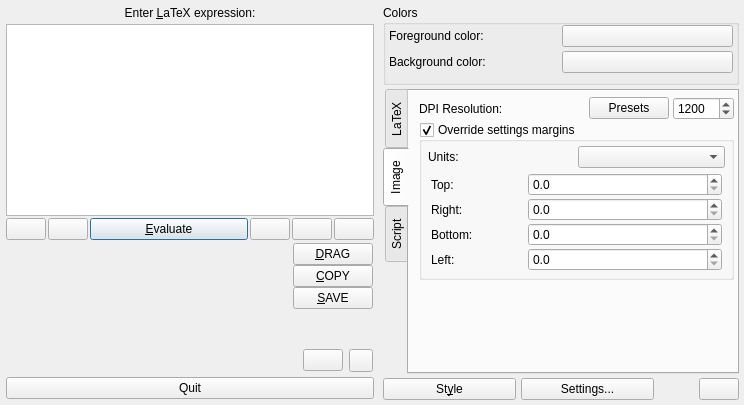
The window that src/klfmainwin.ui (CryFeiFei/klatexformula) describes before a commit, drawn with Qt 5.
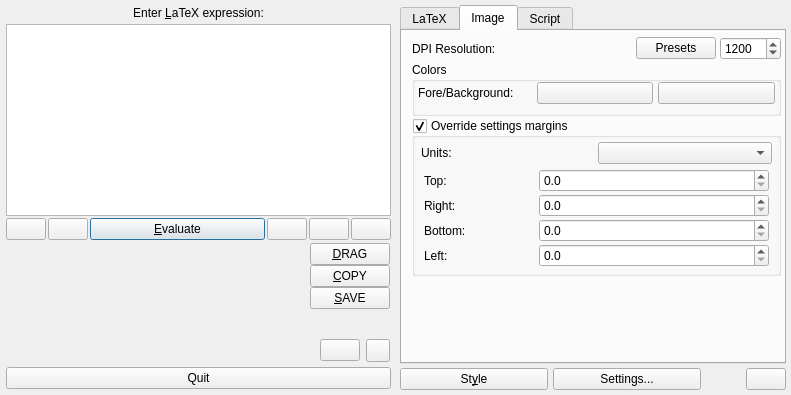
The same window after the commit. The open tabs and pages were chosen to show the change. Icons and pictures are not drawn. Custom widgets are drawn as their Qt base class.

Commit message: * plugins now in .klatexformula/plugins/sysarch_***/klf***/ with sysarch string containing   OS and Arch for which the plugin was compiled for. Compatible with Mac OS X Universal binaries. * main window details frame widgets reorganized * bugfixes (quite a few!) * color dialog works again * systrayicon no longer freezes after hiding all windows... * API Changes & enhancements, KLFSysInfo::arch() now returns current running arch (TODO: MS Win code!!) * Tweaks to CMake build system

What changed in the file:
```diff
--- a/src/klfmainwin.ui
+++ b/src/klfmainwin.ui
@@ -8,8 +8,8 @@
    <rect>
     <x>0</x>
     <y>0</y>
-    <width>744</width>
-    <height>405</height>
+    <width>791</width>
+    <height>395</height>
    </rect>
   </property>
   <property name="windowTitle">
@@ -534,68 +534,10 @@
        <property name="margin">
         <number>3</number>
        </property>
-       <item>
-        <widget class="QGroupBox" name="gbxColors">
-         <property name="title">
-          <string>Colors</string>
-         </property>
-         <layout class="QGridLayout" name="lyt_gbxColors">
-          <property name="topMargin">
-           <number>0</number>
-          </property>
-          <property name="bottomMargin">
-           <number>9</number>
-          </property>
-          <property name="verticalSpacing">
-           <number>4</number>
-          </property>
-          <item row="0" column="0">
-           <widget class="QLabel" name="lblFg">
-            <property name="text">
-             <string>Foreground color:</string>
-            </property>
-            <property name="wordWrap">
-             <bool>false</bool>
-            </property>
-           </widget>
-          </item>
-          <item row="0" column="1">
-           <widget class="KLFColorChooser" name="colFg">
-            <property name="alphaEnabled" stdset="0">
-             <bool>false</bool>
-            </property>
-           </widget>
-          </item>
-          <item row="1" column="0">
-           <widget class="QLabel" name="lblBg">
-            <property name="text">
-             <string>Background color:</string>
-            </property>
-            <property name="wordWrap">
-             <bool>false</bool>
-            </property>
-           </widget>
-          </item>
-          <item row="1" column="1">
-           <widget class="KLFColorChooser" name="colBg">
-            <property name="allowDefaultState" stdset="0">
-             <bool>true</bool>
-            </property>
-            <property name="defaultStateString" stdset="0">
-             <string extracomment="background color selector">Transparent</string>
-            </property>
-            <property name="alphaEnabled" stdset="0">
-             <bool>false</bool>
-            </property>
-           </widget>
-          </item>
-         </layout>
-        </widget>
-       </item>
        <item>
         <widget class="QTabWidget" name="tabsOptions">
          <property name="tabPosition">
-          <enum>QTabWidget::West</enum>
+          <enum>QTabWidget::North</enum>
          </property>
          <property name="currentIndex">
           <number>0</number>
@@ -719,56 +661,7 @@
            <property name="bottomMargin">
             <number>6</number>
            </property>
-           <item row="0" column="0" colspan="3">
-            <layout class="QHBoxLayout" name="lytDPIInput" stretch="1,0,0">
-             <property name="spacing">
-              <number>4</number>
-             </property>
-             <property name="leftMargin">
-              <number>0</number>
-             </property>
-             <item>
-              <widget class="QLabel" name="lblDPI">
-               <property name="text">
-                <string>DPI Resolution:</string>
-               </property>
-               <property name="wordWrap">
-                <bool>false</bool>
-               </property>
-              </widget>
-             </item>
-             <item>
-              <widget class="QPushButton" name="btnDPIPresets">
-               <property name="sizePolicy">
-                <sizepolicy hsizetype="Fixed" vsizetype="Fixed">
-                 <horstretch>0</horstretch>
-                 <verstretch>0</verstretch>
-                </sizepolicy>
-               </property>
-               <property name="text">
-                <string>Presets</string>
-               </property>
-              </widget>
-             </item>
-             <item>
-              <widget class="QSpinBox" name="spnDPI">
-               <property name="minimum">
-                <number>10</number>
-               </property>
-               <property name="maximum">
-                <number>10000</number>
-               </property>
-               <property name="singleStep">
-                <number>50</number>
-               </property>
-               <property name="value">
-                <number>1200</number>
-               </property>
-              </widget>
-             </item>
-            </layout>
-           </item>
-           <item row="2" column="0">
+           <item row="4" column="0" colspan="2">
             <spacer name="verticalSpacer">
              <property name="orientation">
               <enum>Qt::Vertical</enum>
@@ -781,7 +674,7 @@
              </property>
             </spacer>
            </item>
-           <item row="1" column="0" colspan="3">
+           <item row="3" column="0" colspan="2">
             <widget class="QGroupBox" name="gbxOverrideMargins">
              <property name="title">
               <string>Override settings margins</string>
@@ -944,6 +837,146 @@
              </layout>
             </widget>
            </item>
+           <item row="1" column="0" colspan="2">
+            <widget class="QGroupBox" name="gbxColors">
+             <property name="title">
+              <string>Colors</string>
+             </property>
+             <layout class="QGridLayout" name="lyt_gbxColors">
+              <property name="topMargin">
+               <number>0</number>
+              </property>
+              <property name="bottomMargin">
+               <number>9</number>
+              </property>
+              <property name="verticalSpacing">
+               <number>4</number>
+              </property>
+              <item row="0" column="0">
+               <widget class="QLabel" name="lblFg">
+                <property name="text">
+                 <string>Fore/Background:</string>
+                </property>
+                <property name="wordWrap">
+                 <bool>false</bool>
+                </property>
+               </widget>
+              </item>
+              <item row="0" column="1">
+               <widget class="KLFColorChooser" name="colFg">
+                <property name="minimumSize">
+                 <size>
+                  <width>45</width>
+                  <height>0</height>
+                 </size>
+                </property>
+                <property name="showSize">
+                 <size>
+                  <width>20</width>
+                  <height>20</height>
+                 </size>
+                </property>
+                <property name="allowDefaultState">
+                 <bool>false</bool>
+                </property>
+                <property name="alphaEnabled">
+                 <bool>false</bool>
+                </property>
+               </widget>
+              </item>
+              <item row="0" column="3">
+               <widget class="KLFColorChooser" name="colBg">
+                <property name="minimumSize">
+                 <size>
+                  <width>45</width>
+                  <height>0</height>
+                 </size>
+                </property>
+                <property name="showSize">
+                 <size>
+                  <width>20</width>
+                  <height>20</height>
+                 </size>
+                </property>
+                <property name="allowDefaultState">
+                 <bool>true</bool>
+                </property>
+                <property name="defaultStateString">
+                 <string extracomment="background color selector">Transparent</string>
+                </property>
+                <property name="alphaEnabled">
+                 <bool>false</bool>
+                </property>
+               </widget>
+              </item>
+              <item row="0" column="2">
+               <spacer name="hspc">
+                <property name="orientation">
+                 <enum>Qt::Horizontal</enum>
+                </property>
+                <property name="sizeType">
+                 <enum>QSizePolicy::Fixed</enum>
+                </property>
+                <property name="sizeHint" stdset="0">
+                 <size>
+                  <width>3</width>
+                  <height>20</height>
+                 </size>
+                </property>
+               </spacer>
+              </item>
+             </layout>
+            </widget>
+           </item>
+           <item row="0" column="0" colspan="2">
+            <layout class="QHBoxLayout" name="lytDPIInput" stretch="1,0,0">
+             <property name="spacing">
+              <number>4</number>
+             </property>
+             <property name="leftMargin">
+              <number>0</number>
+             </property>
+             <item>
+              <widget class="QLabel" name="lblDPI">
+               <property name="text">
+                <string>DPI Resolution:</string>
+               </property>
+               <property name="wordWrap">
+                <bool>false</bool>
+               </property>
+              </widget>
+             </item>
+             <item>
+              <widget class="QPushButton" name="btnDPIPresets">
+               <property name="sizePolicy">
+                <sizepolicy hsizetype="Fixed" vsizetype="Fixed">
+                 <horstretch>0</horstretch>
+                 <verstretch>0</verstretch>
+                </sizepolicy>
+               </property>
+               <property name="text">
+                <string>Presets</string>
+               </property>
+              </widget>
+             </item>
+             <item>
+              <widget class="QSpinBox" name="spnDPI">
+               <property name="minimum">
+                <number>10</number>
+               </property>
+               <property name="maximum">
+                <number>10000</number>
+               </property>
+               <property name="singleStep">
+                <number>50</number>
+               </property>
+               <property name="value">
+                <number>1200</number>
+               </property>
+              </widget>
+             </item>
+            </layout>
+           </item>
           </layout>
          </widget>
          <widget class="QWidget" name="tabUserScript">
```
Left out of the diff: 78 changed lines with no effect on the pictures. The commit also changes 23 other files.
